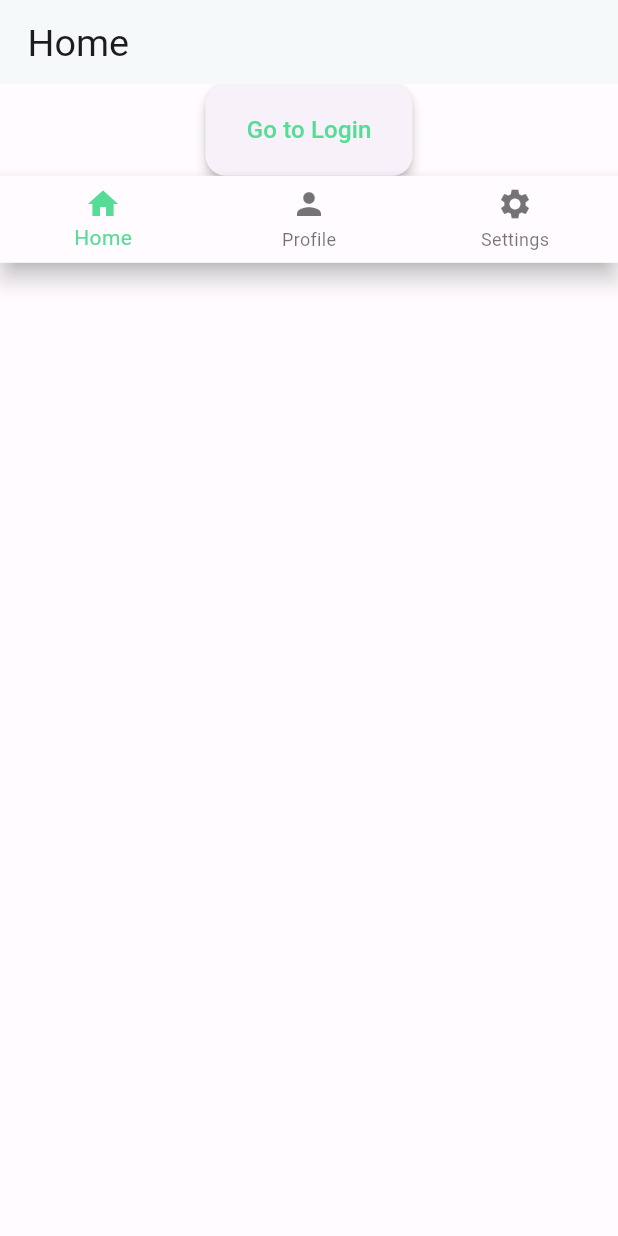
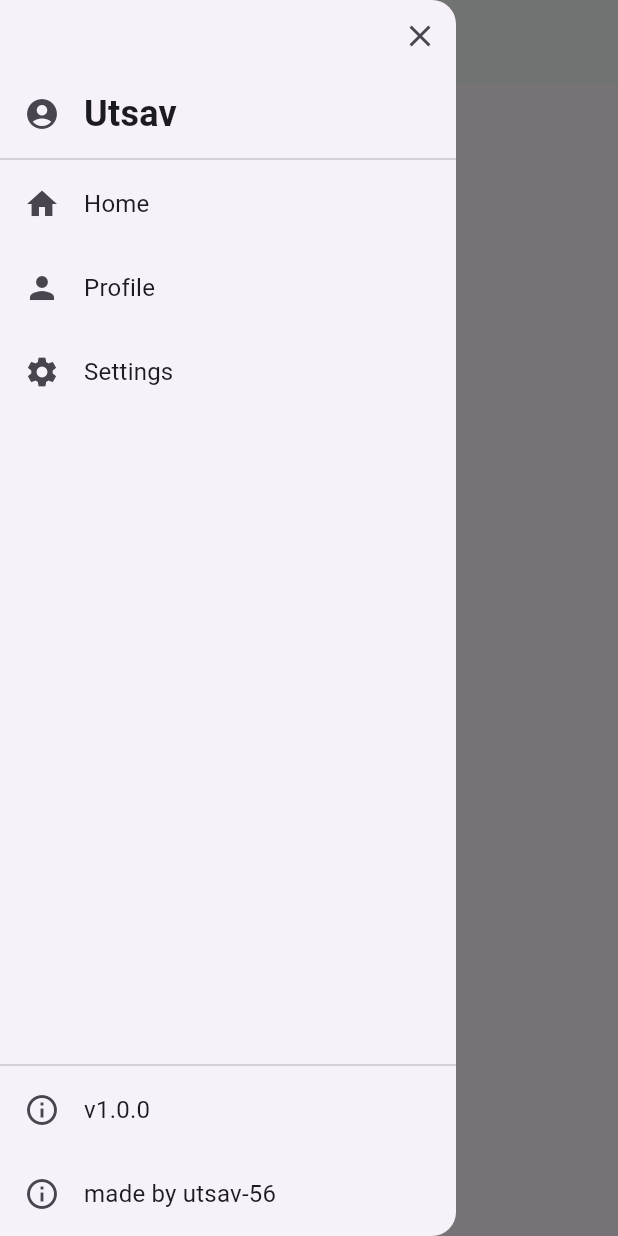
Before and after one commit to Utsav-56/Rentoshare_ui, a Flutter app: the screen it shows after launch, with the side drawer open (before the commit the screen has no drawer), on a phone screen of 412 x 824 dp. Run offline on Flutter 3.47's test engine with Material 3 defaults, Android fonts, the light colour scheme and no system bars; drawn by our look-alikes of toastification; our stand-ins replace flutter_screenutil, get.

Commit message:
Added responsive Drawer

```diff
--- /dev/null
+++ b/lib/components/app_drawer.dart
@@ -0,0 +1,79 @@
+import 'package:flutter/material.dart';
+import 'package:get/get.dart';
+import 'package:rentoshare/widget_items_models/drawer_items.dart';
+import '../routes/app_router.dart';
+
+class AppDrawer extends StatelessWidget {
+  const AppDrawer({super.key});
+
+  void _handleItemTap(DrawerItem item) {
+    if (item.onTap != null) {
+      item.onTap!();
+    } else if (item.route != null && item.route != Get.currentRoute) {
+      AppRouter.to(item.route!);
+    }
+  }
+
+  Widget _buildItem(DrawerItem item, {bool isHeader = false}) {
+    return ListTile(
+      leading: Icon(item.icon),
+      title: Text(
+        item.label,
+        style: isHeader
+            ? const TextStyle(fontSize: 24, fontWeight: FontWeight.bold)
+            : const TextStyle(fontSize: 16),
+      ),
+      onTap: isHeader ? null : () => _handleItemTap(item),
+    );
+  }
+
+  @override
+  Widget build(BuildContext context) {
+    final isWide = MediaQuery.of(context).size.width > 600;
+
+    final drawerContent = SafeArea(
+      child: Column(
+        children: [
+          // Header
+          Column(
+            children: [
+              // The drawer close button aligned to the right
+              Row(
+                mainAxisAlignment: MainAxisAlignment.end,
+                children: [
+                  IconButton(
+                    icon: const Icon(Icons.close),
+                    onPressed: () => Get.back(),
+                  ),
+                ],
+              ),
+
+              // Header Items
+              ...DrawerItems.headItems.map(
+                (item) => _buildItem(item, isHeader: true),
+              ),
+            ],
+          ),
+          const Divider(),
+
+          // Top Items
+          Expanded(
+            child: ListView(
+              children: DrawerItems.topItems.map(_buildItem).toList(),
+            ),
+          ),
+
+          const Divider(),
+
+          // Bottom Items
+          Column(children: DrawerItems.bottomItems.map(_buildItem).toList()),
+        ],
+      ),
+    );
+
+    // Return a responsive drawer (temporary or permanent)
+    return isWide
+        ? Drawer(elevation: 0, child: drawerContent)
+        : Drawer(child: drawerContent);
+  }
+}
--- a/lib/pages/home_page.dart
+++ b/lib/pages/home_page.dart
@@ -1,5 +1,6 @@
 import 'package:flutter/material.dart';
 import 'package:rentoshare/app_utils/notifier.dart';
+import 'package:rentoshare/components/app_drawer.dart';
 import 'package:rentoshare/components/bottom_navigation_bar.dart';
 
 class HomePage extends StatelessWidget {
@@ -7,22 +8,17 @@ class HomePage extends StatelessWidget {
 
   @override
   Widget build(BuildContext context) {
+    final isWide = MediaQuery.of(context).size.width > 600;
+
     return Scaffold(
-      appBar: AppBar(title: const Text("Home")),
-      body: Center(
-        child: Column(
-          children: [
-            ElevatedButton(
-              onPressed: () => Notifier.showToast(
-                "",
-                title: "Sorry The Login page is not ready yet",
-                type: ToastType.warning,
-              ),
-              child: const Text("Go to Login"),
-            ),
-            AppBottomBar(),
-          ],
-        ),
+      appBar: AppBar(title: const Text("Responsive Drawer")),
+      drawer: isWide ? null : const AppDrawer(),
+      body: Row(
+        children: [
+          if (isWide)
+            const SizedBox(width: 240, child: AppDrawer()), // persistent drawer
+          const Expanded(child: Center(child: Text("Main content here"))),
+        ],
       ),
     );
   }
--- /dev/null
+++ b/lib/widget_items_models/drawer_items.dart
@@ -0,0 +1,37 @@
+import 'package:flutter/material.dart';
+import '../routes/app_routes.dart';
+
+class DrawerItem {
+  final String label;
+  final IconData icon;
+  final String? route;
+  final VoidCallback? onTap;
+
+  const DrawerItem({
+    required this.label,
+    required this.icon,
+    this.route,
+    this.onTap,
+  });
+}
+
+class DrawerItems {
+  static const headItems = [
+    DrawerItem(label: "Utsav", icon: Icons.account_circle),
+  ];
+
+  static const topItems = [
+    DrawerItem(label: "Home", icon: Icons.home, route: AppRoutes.HOME),
+    DrawerItem(label: "Profile", icon: Icons.person, route: AppRoutes.LOGIN),
+    DrawerItem(
+      label: "Settings",
+      icon: Icons.settings,
+      route: AppRoutes.SETTINGS,
+    ),
+  ];
+
+  static const bottomItems = [
+    DrawerItem(label: "v1.0.0", icon: Icons.info_outline),
+    DrawerItem(label: "made by utsav-56", icon: Icons.info_outline),
+  ];
+}
```
